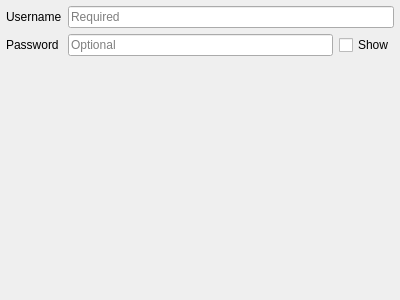
Above: qgsauthsaml2edit.ui from securedimensions/QGIS-SAML2-Plugin before the change. Below: the same form after it.
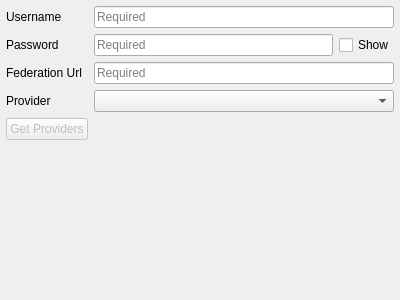
That is the form after the change.

```diff
--- a/qgsauthsaml2edit.ui
+++ b/qgsauthsaml2edit.ui
@@ -23,6 +23,19 @@
    <property name="bottomMargin">
     <number>6</number>
    </property>
+   <item row="5" column="1">
+    <spacer name="verticalSpacer_2">
+     <property name="orientation">
+      <enum>Qt::Vertical</enum>
+     </property>
+     <property name="sizeHint" stdset="0">
+      <size>
+       <width>20</width>
+       <height>173</height>
+      </size>
+     </property>
+    </spacer>
+   </item>
    <item row="0" column="1">
     <widget class="QLineEdit" name="leUsername">
      <property name="placeholderText">
@@ -44,7 +57,7 @@
         <enum>QLineEdit::Password</enum>
        </property>
        <property name="placeholderText">
-        <string>Optional</string>
+        <string>Required</string>
        </property>
       </widget>
      </item>
@@ -63,19 +76,6 @@
      </item>
     </layout>
    </item>
-   <item row="2" column="1">
-    <spacer name="verticalSpacer_2">
-     <property name="orientation">
-      <enum>Qt::Vertical</enum>
-     </property>
-     <property name="sizeHint" stdset="0">
-      <size>
-       <width>20</width>
-       <height>173</height>
-      </size>
-     </property>
-    </spacer>
-   </item>
    <item row="0" column="0">
     <widget class="QLabel" name="lblUsername">
      <property name="text">
@@ -90,6 +90,40 @@
      </property>
     </widget>
    </item>
+   <item row="2" column="0">
+    <widget class="QLabel" name="label">
+     <property name="text">
+      <string>Federation Url</string>
+     </property>
+    </widget>
+   </item>
+   <item row="2" column="1">
+    <widget class="QLineEdit" name="leFedUrl">
+     <property name="placeholderText">
+      <string>Required</string>
+     </property>
+    </widget>
+   </item>
+   <item row="3" column="0">
+    <widget class="QLabel" name="label_2">
+     <property name="text">
+      <string>Provider</string>
+     </property>
+    </widget>
+   </item>
+   <item row="3" column="1">
+    <widget class="QComboBox" name="cbProviders"/>
+   </item>
+   <item row="4" column="0">
+    <widget class="QPushButton" name="btnGetProviders">
+     <property name="enabled">
+      <bool>false</bool>
+     </property>
+     <property name="text">
+      <string>Get Providers</string>
+     </property>
+    </widget>
+   </item>
   </layout>
  </widget>
  <tabstops>
```
